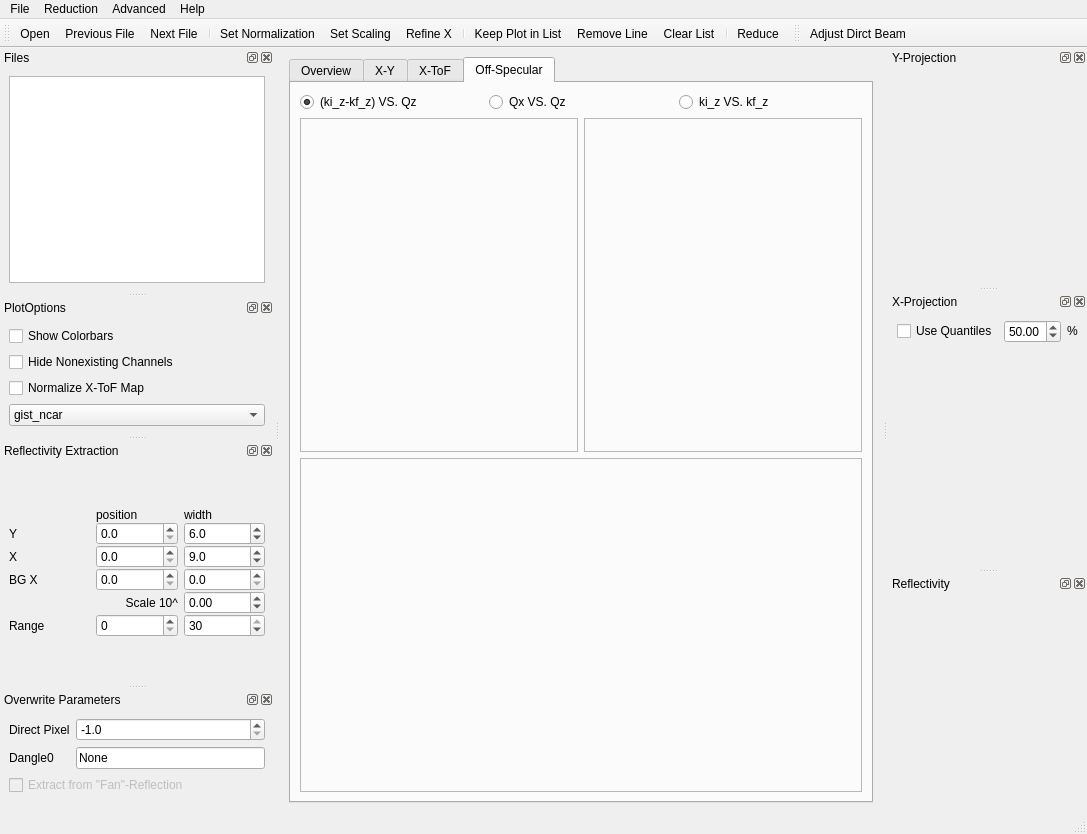
Above: designer/main_window.ui from aglavic/quicknxs before the change. Below: the same form after it.
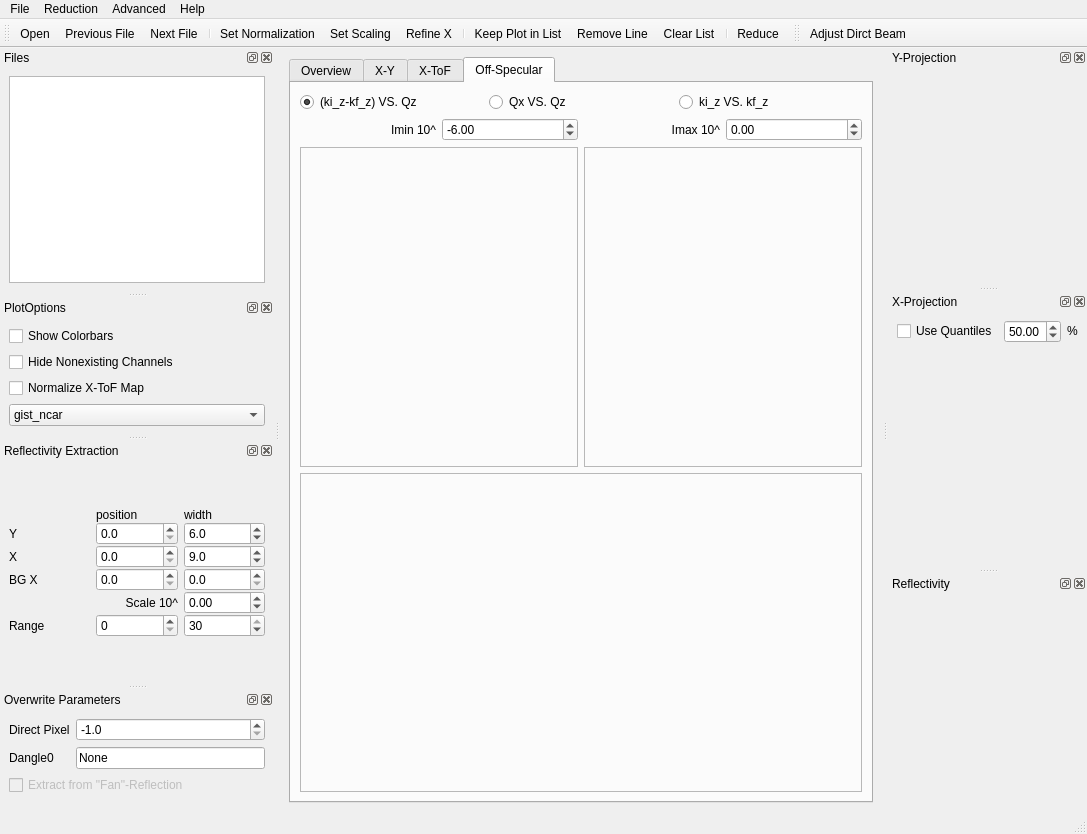
That is the form after the change. The open tabs and pages were chosen to show the change. Icons and pictures are not drawn. Custom widgets are drawn as their Qt base class.

Diff of the .ui file:
```diff
--- a/designer/main_window.ui
+++ b/designer/main_window.ui
@@ -680,7 +680,7 @@
         <string>Off-Specular</string>
        </attribute>
        <layout class="QGridLayout" name="gridLayout_5">
-        <item row="1" column="1">
+        <item row="2" column="1">
          <widget class="QFrame" name="frame_4">
           <property name="sizePolicy">
            <sizepolicy hsizetype="Expanding" vsizetype="Expanding">
@@ -701,7 +701,7 @@
           </layout>
          </widget>
         </item>
-        <item row="2" column="0" colspan="2">
+        <item row="3" column="0" colspan="2">
          <widget class="QFrame" name="frame_2">
           <property name="sizePolicy">
            <sizepolicy hsizetype="Expanding" vsizetype="Expanding">
@@ -725,7 +725,7 @@
           </layout>
          </widget>
         </item>
-        <item row="1" column="0">
+        <item row="2" column="0">
          <widget class="QFrame" name="frame_3">
           <property name="sizePolicy">
            <sizepolicy hsizetype="Expanding" vsizetype="Expanding">
@@ -774,6 +774,62 @@
           </item>
          </layout>
         </item>
+        <item row="1" column="0" colspan="2">
+         <layout class="QHBoxLayout" name="horizontalLayout_9">
+          <item>
+           <widget class="QLabel" name="label_21">
+            <property name="text">
+             <string>Imin 10^</string>
+            </property>
+            <property name="alignment">
+             <set>Qt::AlignRight|Qt::AlignTrailing|Qt::AlignVCenter</set>
+            </property>
+           </widget>
+          </item>
+          <item>
+           <widget class="QDoubleSpinBox" name="offspecImin">
+            <property name="decimals">
+             <number>2</number>
+            </property>
+            <property name="minimum">
+             <double>-20.000000000000000</double>
+            </property>
+            <property name="maximum">
+             <double>2.000000000000000</double>
+            </property>
+            <property name="singleStep">
+             <double>0.250000000000000</double>
+            </property>
+            <property name="value">
+             <double>-6.000000000000000</double>
+            </property>
+           </widget>
+          </item>
+          <item>
+           <widget class="QLabel" name="label_22">
+            <property name="text">
+             <string>Imax 10^</string>
+            </property>
+            <property name="alignment">
+             <set>Qt::AlignRight|Qt::AlignTrailing|Qt::AlignVCenter</set>
+            </property>
+           </widget>
+          </item>
+          <item>
+           <widget class="QDoubleSpinBox" name="offspecImax">
+            <property name="minimum">
+             <double>-10.000000000000000</double>
+            </property>
+            <property name="maximum">
+             <double>10.000000000000000</double>
+            </property>
+            <property name="singleStep">
+             <double>0.250000000000000</double>
+            </property>
+           </widget>
+          </item>
+         </layout>
+        </item>
        </layout>
       </widget>
      </widget>
```
Left out of the diff: 4 changed lines with no effect on the pictures.
